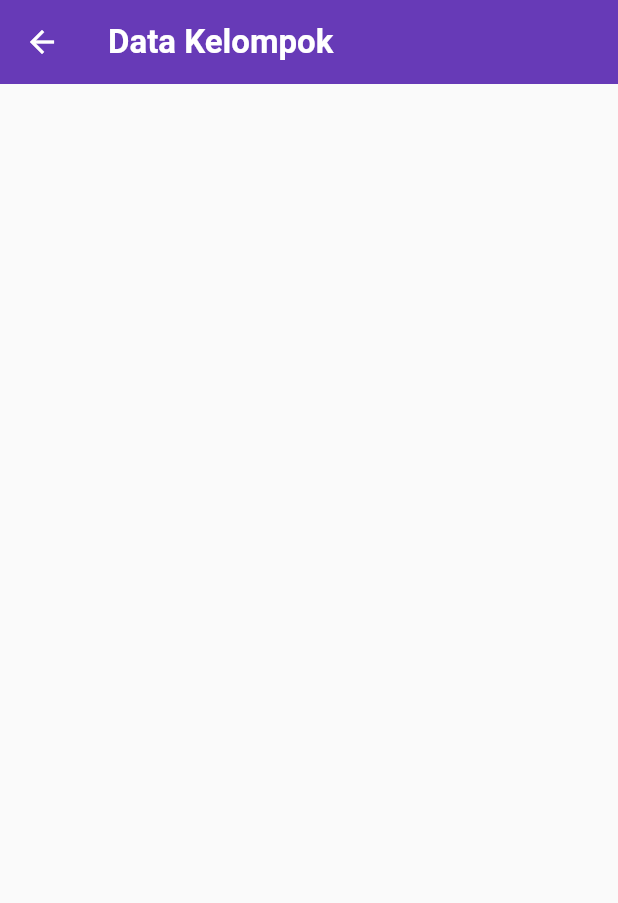
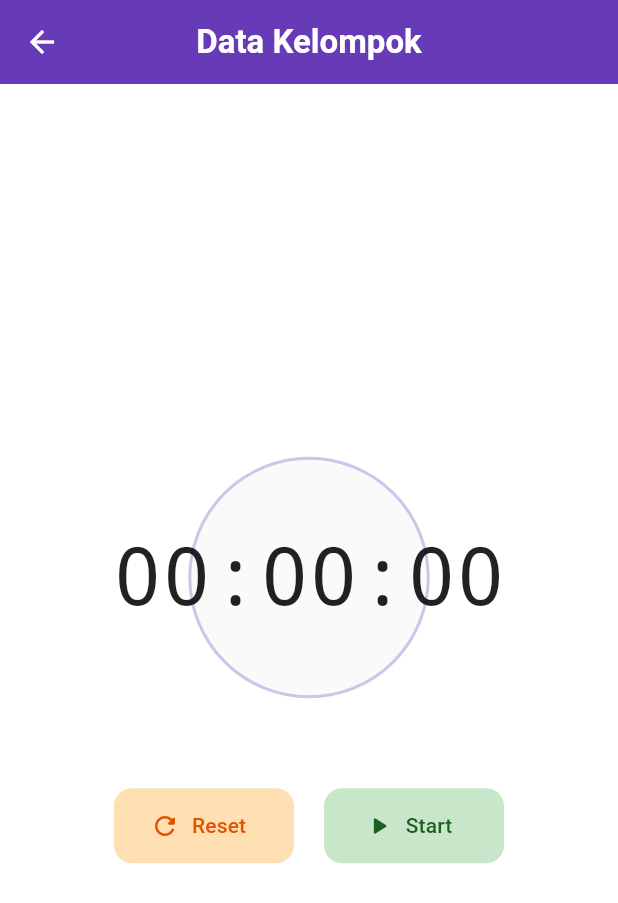
Before and after one commit to exuviadot/tugas2-tpm, a Flutter app: the StopwatchPage screen opened directly with sample values from the repository, on a phone screen of 412 x 824 dp. Shown: the top 903 px of the screen. Run offline on Flutter 3.47's test engine with Material 3 defaults, Android fonts, the phone set to English and light mode, and no system bars.

Commit message:
update: stopwatch

```diff
--- a/lib/pages/stopwatch_page.dart
+++ b/lib/pages/stopwatch_page.dart
@@ -1,3 +1,4 @@
+import 'dart:async';
 import 'package:flutter/material.dart';
 import 'package:tugas_2/models/menu_model.dart';
 
@@ -10,14 +11,127 @@ class StopwatchPage extends StatefulWidget {
 }
 
 class _StopwatchPageState extends State<StopwatchPage> {
+  final Stopwatch _stopwatch = Stopwatch();
+  Timer? _timer;
+
+  String _formatTime() {
+    final duration = _stopwatch.elapsed;
+
+    String hours = duration.inHours.toString().padLeft(2, '0');
+    String minutes = (duration.inMinutes % 60).toString().padLeft(2, '0');
+    String seconds = (duration.inSeconds % 60).toString().padLeft(2, '0');
+
+    return "$hours:$minutes:$seconds";
+  }
+
+  void _handleStartStop() {
+    setState(() {
+      if (_stopwatch.isRunning) {
+        _stopwatch.stop();
+        _timer?.cancel();
+      } else {
+        _stopwatch.start();
+        _timer = Timer.periodic(const Duration(seconds: 1), (timer) {
+          setState(() {});
+        });
+      }
+    });
+  }
+
+  void _handleReset() {
+    setState(() {
+      _stopwatch.reset();
+      if (!_stopwatch.isRunning) {
+        _timer?.cancel();
+      }
+    });
+  }
+
+  @override
+  void dispose() {
+    _timer?.cancel();
+    super.dispose();
+  }
+
   @override
   Widget build(BuildContext context) {
     return Scaffold(
-      backgroundColor: Colors.grey.shade50,
+      backgroundColor: Colors.white,
       appBar: AppBar(
-        title: Text(widget.menu.title, style: TextStyle(fontWeight: FontWeight.bold)),
+        title: Text(widget.menu.title, style: const TextStyle(fontWeight: FontWeight.bold)),
         backgroundColor: Colors.deepPurple,
         foregroundColor: Colors.white,
+        centerTitle: true,
+        elevation: 0,
+      ),
+      body: Center(
+        child: Column(
+          mainAxisAlignment: MainAxisAlignment.center,
+          children: [
+            Container(
+              padding: const EdgeInsets.all(40),
+              decoration: BoxDecoration(
+                shape: BoxShape.circle,
+                color: Colors.grey.shade50,
+                border: Border.all(color: Colors.deepPurple.shade100, width: 2),
+              ),
+              child: Text(
+                _formatTime(),
+                style: const TextStyle(
+                  fontSize: 54,
+                  fontWeight: FontWeight.w200,
+                  fontFamily: 'monospace',
+                  color: Colors.black87,
+                ),
+              ),
+            ),
+            const SizedBox(height: 60),
+            Row(
+              mainAxisAlignment: MainAxisAlignment.center,
+              children: [
+                _controlButton(
+                  onPressed: _handleReset,
+                  icon: Icons.refresh_rounded,
+                  label: "Reset",
+                  color: Colors.orange.shade100,
+                  textColor: Colors.orange.shade900,
+                ),
+                const SizedBox(width: 20),
+                _controlButton(
+                  onPressed: _handleStartStop,
+                  icon: _stopwatch.isRunning ? Icons.pause_rounded : Icons.play_arrow_rounded,
+                  label: _stopwatch.isRunning ? "Stop" : "Start",
+                  color: _stopwatch.isRunning ? Colors.red.shade100 : Colors.green.shade100,
+                  textColor: _stopwatch.isRunning ? Colors.red.shade900 : Colors.green.shade900,
+                ),
+              ],
+            ),
+          ],
+        ),
+      ),
+    );
+  }
+
+  Widget _controlButton({
+    required VoidCallback onPressed,
+    required IconData icon,
+    required String label,
+    required Color color,
+    required Color textColor,
+  }) {
+    return SizedBox(
+      width: 120,
+      height: 50,
+      child: ElevatedButton.icon(
+        onPressed: onPressed,
+        icon: Icon(icon, size: 20),
+        label: Text(label),
+        style: ElevatedButton.styleFrom(
+          backgroundColor: color,
+          foregroundColor: textColor,
+          elevation: 0,
+          shape: RoundedRectangleBorder(borderRadius: BorderRadius.circular(12)),
+        ),
       ),
     );
   }
```
